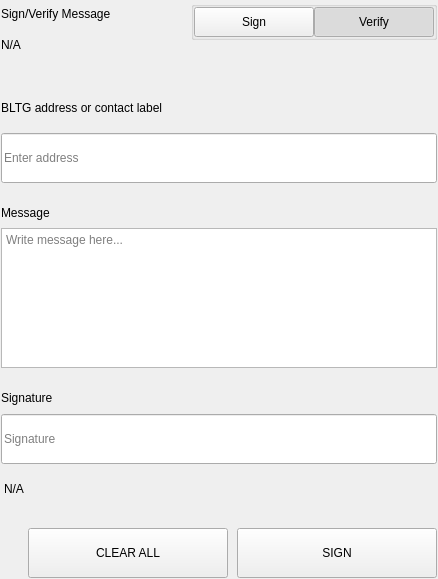
The window that src/qt/bltg/settings/forms/settingssignmessagewidgets.ui (minerric/BLTG) describes before a commit, drawn with Qt 5.
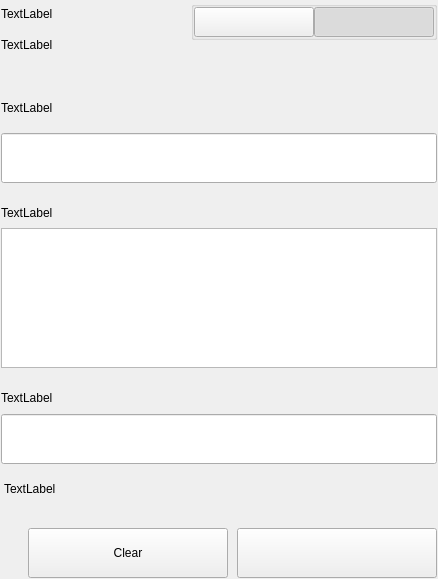
The same window after the commit.

```diff
--- a/src/qt/bltg/settings/forms/settingssignmessagewidgets.ui
+++ b/src/qt/bltg/settings/forms/settingssignmessagewidgets.ui
@@ -75,14 +75,14 @@
              <item>
               <widget class="QLabel" name="labelTitle">
                <property name="text">
-                <string>Sign/Verify Message</string>
+                <string>TextLabel</string>
                </property>
               </widget>
              </item>
              <item>
               <widget class="QLabel" name="labelSubtitle1">
                <property name="text">
-                <string notr="true">N/A</string>
+                <string>TextLabel</string>
                </property>
                <property name="wordWrap">
                 <bool>true</bool>
@@ -162,7 +162,7 @@
                     <enum>Qt::NoFocus</enum>
                    </property>
                    <property name="text">
-                    <string>Sign</string>
+                    <string/>
                    </property>
                    <property name="checkable">
                     <bool>true</bool>
@@ -190,7 +190,7 @@
                     <enum>Qt::NoFocus</enum>
                    </property>
                    <property name="text">
-                    <string>Verify</string>
+                    <string/>
                    </property>
                    <property name="checkable">
                     <bool>true</bool>
@@ -276,7 +276,7 @@
                </size>
               </property>
               <property name="text">
-               <string>BLTG address or contact label</string>
+               <string>TextLabel</string>
               </property>
              </widget>
             </item>
@@ -294,9 +294,6 @@
                 <height>50</height>
                </size>
               </property>
-              <property name="placeholderText">
-               <string>Enter address</string>
-              </property>
              </widget>
             </item>
            </layout>
@@ -338,7 +335,7 @@
               </size>
              </property>
              <property name="text">
-              <string>Message</string>
+              <string>TextLabel</string>
              </property>
             </widget>
            </item>
@@ -356,9 +353,6 @@
                <height>140</height>
               </size>
              </property>
-             <property name="placeholderText">
-              <string>Write message here...</string>
-             </property>
             </widget>
            </item>
           </layout>
@@ -421,7 +415,7 @@
                </size>
               </property>
               <property name="text">
-               <string>Signature</string>
+               <string>TextLabel</string>
               </property>
              </widget>
             </item>
@@ -433,9 +427,6 @@
                 <height>50</height>
                </size>
               </property>
-              <property name="placeholderText">
-               <string>Signature</string>
-              </property>
              </widget>
             </item>
            </layout>
@@ -447,7 +438,7 @@
             <string notr="true">padding-top:5px;</string>
            </property>
            <property name="text">
-            <string notr="true">N/A</string>
+            <string>TextLabel</string>
            </property>
           </widget>
          </item>
@@ -500,7 +491,7 @@
               <enum>Qt::NoFocus</enum>
              </property>
              <property name="text">
-              <string>CLEAR ALL</string>
+              <string>Clear</string>
              </property>
             </widget>
            </item>
@@ -522,7 +513,7 @@
               <enum>Qt::NoFocus</enum>
              </property>
              <property name="text">
-              <string>SIGN</string>
+              <string/>
              </property>
             </widget>
            </item>
```
Left out of the diff: 2 changed lines with no effect on the pictures.
